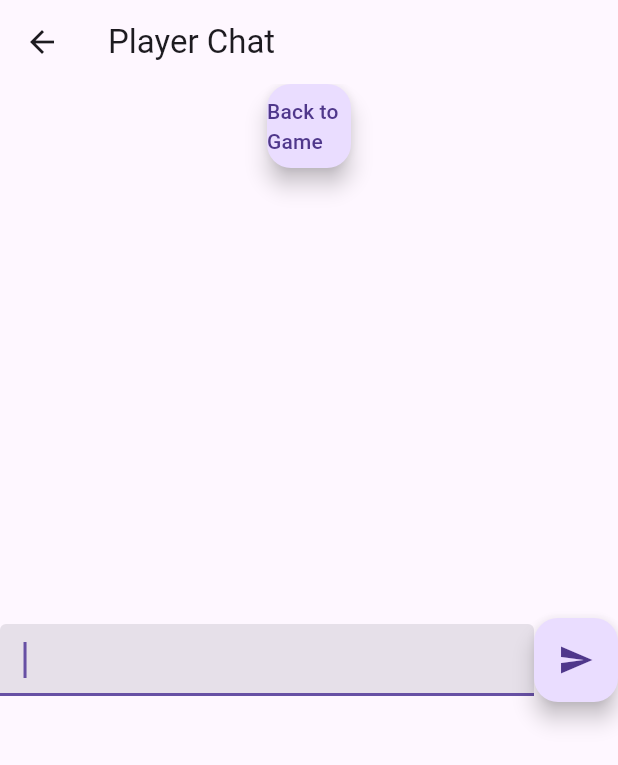
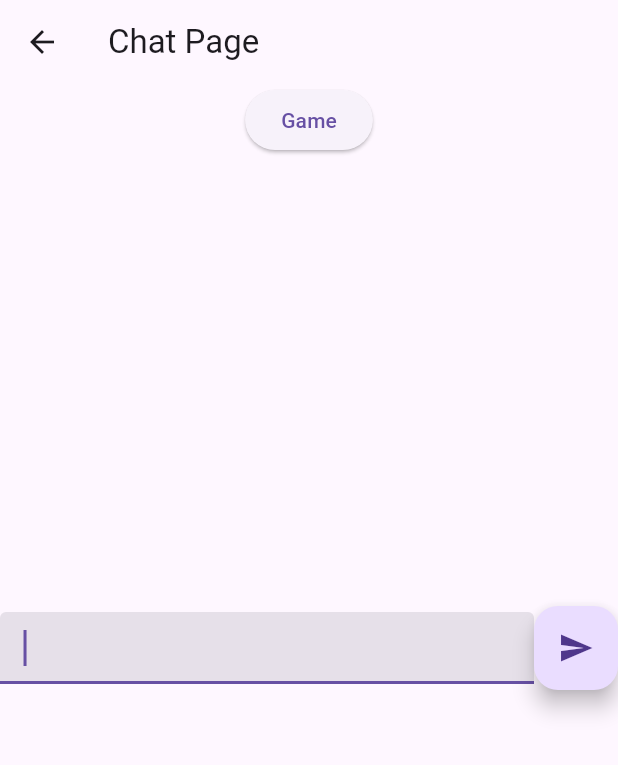
Before and after one commit to AsherHoltham/Stratego, a Flutter app: the GamePage screen opened directly, after a tap on "Chat", on a phone screen of 412 x 824 dp. Shown: the top 765 px of the screen. Run offline on Flutter 3.47's test engine with Material 3 defaults, Android fonts, the phone set to English and light mode, and no system bars; our stand-ins replace flutter_bloc; network calls fail.

Commit message:
NAVIGATION WORKS BIG CHECKPOINT

```diff
--- a/stratego/lib/main.dart
+++ b/stratego/lib/main.dart
@@ -5,7 +5,7 @@ import 'dart:convert';
 import "dart:io";
 import "dart:math";
 
-const port = 64369;
+const port = 61895;
 
 enum PlayerState { choosing, setupboard, opponentTurn, myTurn }
 
@@ -13,22 +13,23 @@ class Player {
   HttpClient? client;
   Map<String, String> mChatLog = {};
   bool first;
-  Player(this.client, this.mChatLog, this.first);
+  bool choosen;
+  Player(this.client, this.mChatLog, this.first, this.choosen);
 }
 
 class PlayerController extends Cubit<Player> {
-  PlayerController() : super(Player(null, {}, true)) {
+  PlayerController() : super(Player(null, {}, true, false)) {
     connect();
   }
   void updateTurn(bool first) {
-    emit(Player(state.client, state.mChatLog, first));
+    emit(Player(state.client, state.mChatLog, first, true));
   }
 
   Future<void> connect() async {
     // For HTTP communication, we simply create an HttpClient.
 
     HttpClient client = HttpClient();
-    emit(Player(client, {}, state.first));
+    emit(Player(client, {}, state.first, state.choosen));
   }
 
   Future<Map<String, String>> getServerData() async {
@@ -47,7 +48,7 @@ class PlayerController extends Cubit<Player> {
       Map<String, String> chatMap = contextData.map(
         (key, value) => MapEntry(key, value.toString()),
       );
-      emit(Player(state.client, chatMap, state.first));
+      emit(Player(state.client, chatMap, state.first, state.choosen));
       return chatMap;
     } catch (e) {
       print("Error fetching server data: $e");
@@ -62,7 +63,8 @@ class PlayerController extends Cubit<Player> {
     try {
       final request = await client.postUrl(url);
       // Create a JSON payload. You can modify the 'user' field as needed.
-      final payload = jsonEncode({"message": message, "user": "Player"});
+      final String userName = state.first ? "Player 1" : "Player 2";
+      final payload = jsonEncode({"message": message, "user": userName});
       request.headers.contentType = ContentType.json;
       request.write(payload);
       final response = await request.close();
@@ -74,19 +76,60 @@ class PlayerController extends Cubit<Player> {
   }
 }
 
+class RouterApp {
+  final PlayerController controller;
+  RouterApp({required this.controller});
+
+  Route genRoute(RouteSettings settings) {
+    if (settings.name == "/" || settings.name == null) {
+      return MaterialPageRoute(
+        builder:
+            (_) => BlocProvider.value(
+              value: controller,
+              child: const GameLaunch(),
+            ),
+      );
+    } else if (settings.name == "game") {
+      return MaterialPageRoute(
+        builder:
+            (_) =>
+                BlocProvider.value(value: controller, child: const GamePage()),
+      );
+    } else if (settings.name == "chat") {
+      return MaterialPageRoute(
+        builder:
+            (_) =>
+                BlocProvider.value(value: controller, child: const ChatPage()),
+      );
+    } else {
+      // Fallback to Route1 if an unknown route is requested.
+      return MaterialPageRoute(
+        builder:
+            (_) =>
+                BlocProvider.value(value: controller, child: const GamePage()),
+      );
+    }
+  }
+}
+
 void main() => runApp(
-  BlocProvider(create: (context) => PlayerController(), child: const MyApp()),
+  BlocProvider(create: (context) => PlayerController(), child: MyApp()),
 );
 
 class MyApp extends StatelessWidget {
-  const MyApp({super.key});
+  MyApp({super.key});
+
+  final PlayerController controller = PlayerController();
+
+  // Create the router, passing the same cubit.
+  late final RouterApp router = RouterApp(controller: controller);
 
   @override
   Widget build(BuildContext context) {
     return MaterialApp(
-      title: 'My Game',
-      // The Navigator is provided by this MaterialApp.
-      home: const GameLaunch(),
+      title: 'Game App',
+      onGenerateRoute: router.genRoute,
+      home: BlocProvider.value(value: controller, child: const GameLaunch()),
     );
   }
 }
@@ -101,26 +144,20 @@ class GameLaunch extends StatelessWidget {
       body: Column(
         mainAxisAlignment: MainAxisAlignment.center,
         children: [
-          FloatingActionButton(
+          ElevatedButton(
             onPressed: () {
               playerController.updateTurn(true);
-              Navigator.push(
-                context,
-                MaterialPageRoute(builder: (context) => const GamePage()),
-              );
+              Navigator.of(context).pushNamed("game");
             },
-            child: const Text("Tap to be first player"),
+            child: const Text("First"),
           ),
           const SizedBox(height: 20),
-          FloatingActionButton(
+          ElevatedButton(
             onPressed: () {
               playerController.updateTurn(false);
-              Navigator.push(
-                context,
-                MaterialPageRoute(builder: (context) => const GamePage()),
-              );
+              Navigator.of(context).pushNamed("game");
             },
-            child: const Text("Tap to be second player"),
+            child: const Text("Second"),
           ),
         ],
       ),
@@ -133,17 +170,14 @@ class GamePage extends StatelessWidget {
 
   @override
   Widget build(BuildContext context) {
-    // Remove nested MaterialApp
     return Scaffold(
       appBar: AppBar(title: const Text("Game Page")),
       body: Column(
+        mainAxisAlignment: MainAxisAlignment.center,
         children: [
-          FloatingActionButton(
+          ElevatedButton(
             onPressed: () {
-              Navigator.push(
-                context,
-                MaterialPageRoute(builder: (context) => const ChatPage()),
-              );
+              Navigator.of(context).pushReplacementNamed("chat");
             },
             child: const Text("Chat"),
           ),
@@ -159,22 +193,19 @@ class ChatPage extends StatelessWidget {
   @override
   Widget build(BuildContext context) {
     final playerController = context.read<PlayerController>();
-    final TextEditingController textController = TextEditingController();
+    final textController = TextEditingController();
 
-    // Remove nested MaterialApp
     return Scaffold(
-      appBar: AppBar(title: const Text("Player Chat")),
+      appBar: AppBar(title: const Text("Chat Page")),
       body: Column(
-        mainAxisAlignment: MainAxisAlignment.start,
         children: [
-          FloatingActionButton(
+          ElevatedButton(
             onPressed: () {
-              Navigator.push(
+              Navigator.of(
                 context,
-                MaterialPageRoute(builder: (context) => const GamePage()),
-              );
+              ).pushReplacementNamed("game"); // Navigate back to GamePage
             },
-            child: const Text("Back to Game"),
+            child: const Text("Game"),
           ),
           SizedBox(
             height: 300,
```
